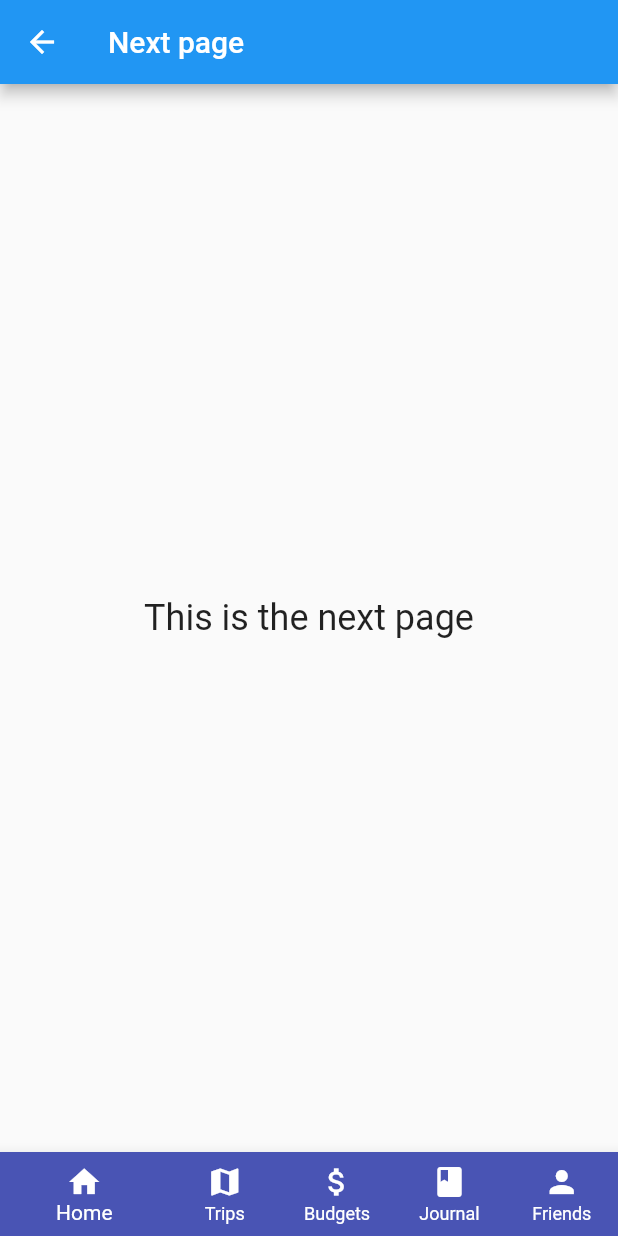
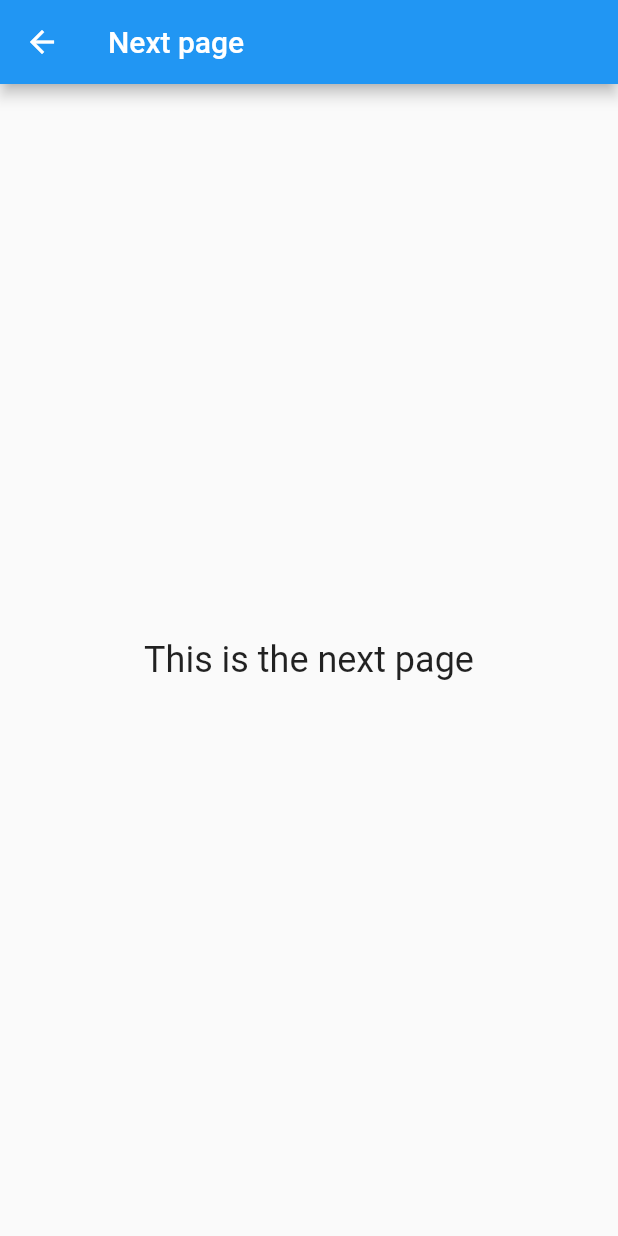
Before and after one commit to 10035/flutter-app-01, a Flutter app: the screen it shows after launch, after a tap on the "navigate next" icon, on a phone screen of 412 x 824 dp. Run offline on Flutter 3.47's test engine with Material 2 defaults, Android fonts, the phone set to English and light mode, and no system bars.

```diff
--- a/lib/main.dart
+++ b/lib/main.dart
@@ -22,6 +22,7 @@ class MyStatelessWidget extends StatelessWidget {
   @override
   Widget build(BuildContext context) {
     return Scaffold(
+      // *********  APP BAR ************
       appBar: AppBar(
         title: const Text('Travel App'),
         backgroundColor: Color.fromARGB(255, 73, 84, 180),
@@ -50,32 +51,35 @@ class MyStatelessWidget extends StatelessWidget {
                         style: TextStyle(fontSize: 24),
                       ),
                     ),
-                    bottomNavigationBar: BottomNavigationBar(
-                        showUnselectedLabels: true,
-                        items: const <BottomNavigationBarItem>[
-                          BottomNavigationBarItem(
-                            icon: Icon(Icons.home),
-                            backgroundColor: Color.fromARGB(255, 73, 84, 180),
-                            label: 'Home',
-                          ),
-                          BottomNavigationBarItem(
-                            icon: Icon(Icons.map),
-                            label: 'Trips',
-                          ),
-                          BottomNavigationBarItem(
-                            icon: Icon(Icons.attach_money),
-                            label: 'Budgets',
-                          ),
-                          BottomNavigationBarItem(
-                            icon: Icon(Icons.book),
-                            label: 'Journal',
-                          ),
-                          BottomNavigationBarItem(
-                            icon: Icon(Icons.person),
-                            // label: 'Friends',
-                            label: 'Friends',
-                          ),
-                        ]),
+                    // bottomNavigationBar: BottomNavigationBar(
+                    //     showUnselectedLabels: true,
+                    //     items: const <BottomNavigationBarItem>[
+                    //       BottomNavigationBarItem(
+                    //         icon: Icon(Icons.home),
+                    //         backgroundColor: Color.fromARGB(255, 73, 84, 180),
+                    //         label: 'Home',
+
+                    //       ),
+                    //       BottomNavigationBarItem(
+                    //         icon: Icon(Icons.map),
+                    //         label: 'Trips',
+                    //         // onPressed: () {}
+
+                    //       ),
+                    //       BottomNavigationBarItem(
+                    //         icon: Icon(Icons.attach_money),
+                    //         label: 'Budgets',
+                    //       ),
+                    //       BottomNavigationBarItem(
+                    //         icon: Icon(Icons.book),
+                    //         label: 'Journal',
+                    //       ),
+                    //       BottomNavigationBarItem(
+                    //         icon: Icon(Icons.person),
+                    //         // label: 'Friends',
+                    //         label: 'Friends',
+                    //       ),
+                    //     ]),
                   );
                 },
               ));
@@ -83,6 +87,8 @@ class MyStatelessWidget extends StatelessWidget {
           ),
         ],
       ),
+
+// *********  BODY ************
 
       body: Center(
         child: Card(
@@ -101,6 +107,8 @@ class MyStatelessWidget extends StatelessWidget {
         ),
       ),
 
+
+// *********  BOTTOM NAVBAR ************
       bottomNavigationBar: BottomNavigationBar(
           showUnselectedLabels: true,
           items: const <BottomNavigationBarItem>[
@@ -108,6 +116,8 @@ class MyStatelessWidget extends StatelessWidget {
               icon: Icon(Icons.home),
               backgroundColor: Color.fromARGB(255, 73, 84, 180),
               label: 'Home',
+              // currentIndex: _selectedIndex,
+              // onTap: _onItemTapped,
             ),
             BottomNavigationBarItem(
               icon: Icon(Icons.map),
@@ -131,3 +141,9 @@ class MyStatelessWidget extends StatelessWidget {
     );
   }
 }
+
+          // void _onItemTapped(int index) {
+          //   setState(() {
+          //     _selectedIndex = index;
+          //   });
+          // }
```
Also changed, not shown: lib/pages/budgets.dart (added), lib/pages/friends.dart (added), lib/pages/journal.dart (added), lib/pages/trips.dart (added).
